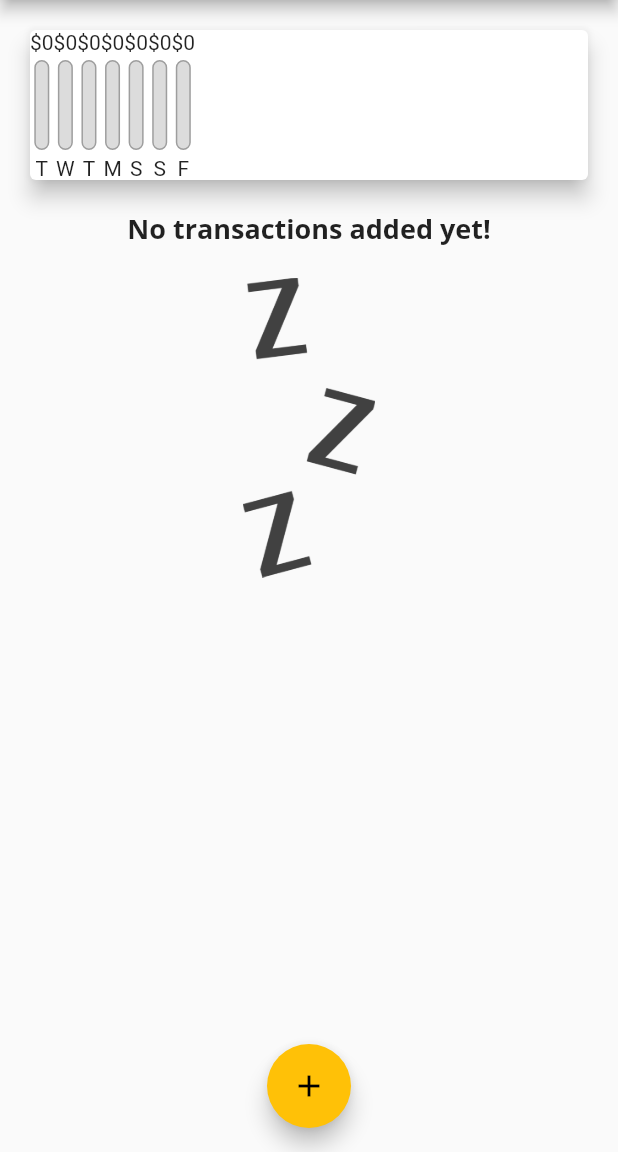
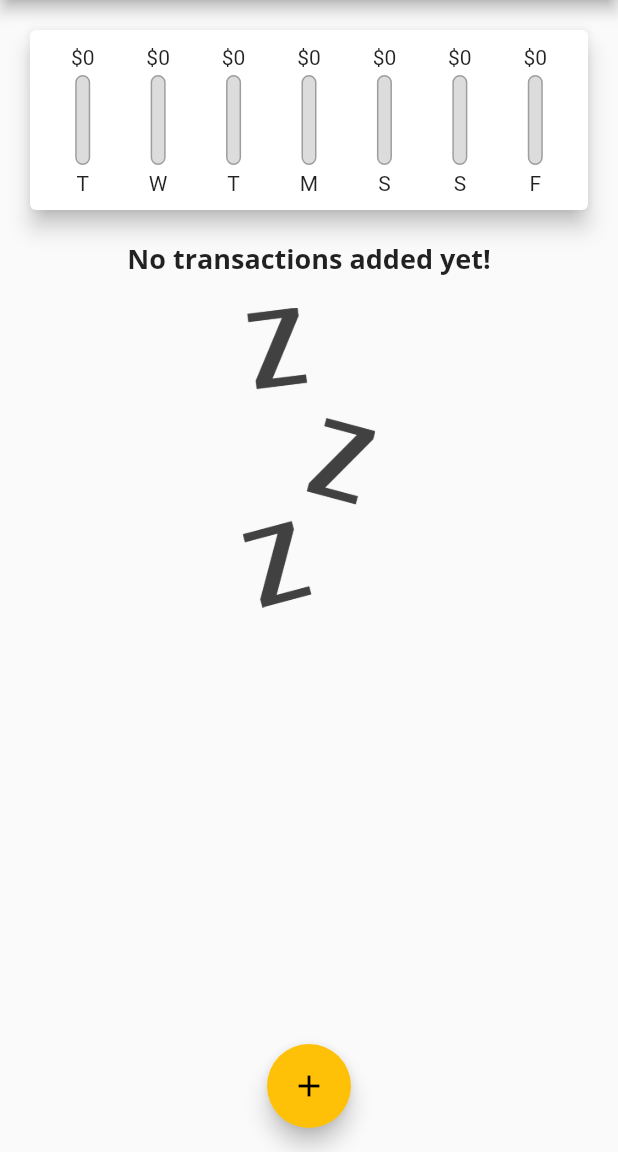
Before and after one commit to Harrytimbog/flutter_expense_tracker, a Flutter app: the screen it shows after launch, on a phone screen of 412 x 824 dp, the part 84-1236 px from its top. Run offline on Flutter 3.47's test engine with Material 2 defaults, Android fonts, the phone set to English and light mode, and no system bars.

Commit message:
Finishing the Chart Bars

```diff
--- a/lib/widgets/chart.dart
+++ b/lib/widgets/chart.dart
@@ -43,15 +43,22 @@ class Chart extends StatelessWidget {
     return Card(
       elevation: 6,
       margin: EdgeInsets.all(20),
+      child: Padding(
+        padding: EdgeInsets.all(10),
         child: Row(
+          mainAxisAlignment: MainAxisAlignment.spaceAround,
           children: groupedTransactionValues.map((data) {
-          return ChartBar(
+            return Flexible(
+              fit: FlexFit.tight,
+              child: ChartBar(
                   (data['day'] as String),
                   (data['amount'] as double),
                   totalSpending == 0.0
                       ? 0.0
-                  : (data['amount'] as double) / totalSpending);
+                      : (data['amount'] as double) / totalSpending),
+            );
           }).toList(),
+        ),
       ),
     );
   }
--- a/lib/widgets/chart_bar.dart
+++ b/lib/widgets/chart_bar.dart
@@ -17,7 +17,7 @@ class ChartBar extends StatelessWidget {
   Widget build(BuildContext context) {
     return Column(
       children: [
-        Text('\$${spendingAmount.toStringAsFixed(0)}'),
+        FittedBox(child: Text('\$${spendingAmount.toStringAsFixed(0)}')),
         SizedBox(
           height: 4,
         ),
```
Lines whose indentation alone changed are shown as unchanged.
